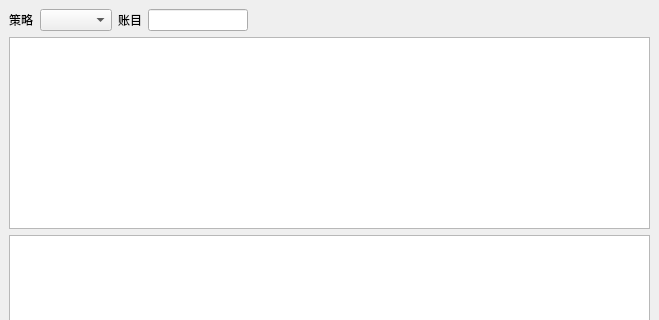
Old version of the form dev/flare/crabmonui.ui in the repository unit-xx/xfiles; both pictures show x 0 to 659 and y 0 to 320 of the 659 by 600 pixel window.
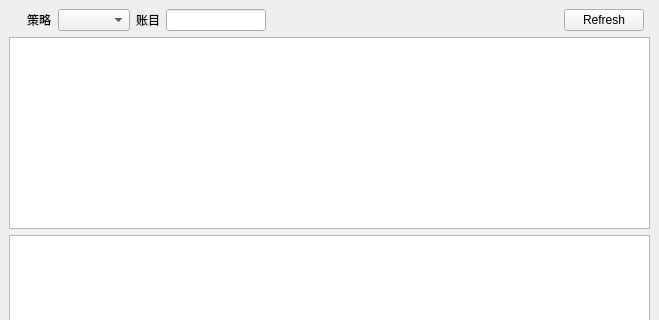
New version of the form.

Diff of the .ui file:
```diff
--- a/dev/flare/crabmonui.ui
+++ b/dev/flare/crabmonui.ui
@@ -15,17 +15,24 @@
   </property>
   <widget class="QWidget" name="centralwidget">
    <layout class="QGridLayout" name="gridLayout">
-    <item row="0" column="0">
+    <item row="0" column="3">
      <widget class="QLabel" name="label">
       <property name="text">
        <string>策略</string>
       </property>
      </widget>
     </item>
-    <item row="0" column="1">
-     <widget class="QComboBox" name="stratcmbo"/>
-    </item>
     <item row="0" column="4">
+     <widget class="QComboBox" name="stratcmbo"/>
+    </item>
+    <item row="0" column="9">
+     <widget class="QPushButton" name="refreshbtn">
+      <property name="text">
+       <string>Refresh</string>
+      </property>
+     </widget>
+    </item>
+    <item row="0" column="7">
      <spacer name="horizontalSpacer">
       <property name="orientation">
        <enum>Qt::Horizontal</enum>
@@ -38,7 +45,7 @@
       </property>
      </spacer>
     </item>
-    <item row="1" column="0" colspan="5">
+    <item row="1" column="0" colspan="11">
      <widget class="QTableView" name="positiontbl">
       <property name="sizePolicy">
        <sizepolicy hsizetype="Expanding" vsizetype="Fixed">
@@ -48,17 +55,17 @@
       </property>
      </widget>
     </item>
-    <item row="2" column="0" colspan="5">
+    <item row="2" column="0" colspan="11">
      <widget class="QTableView" name="ordertbl"/>
     </item>
-    <item row="0" column="2">
+    <item row="0" column="5">
      <widget class="QLabel" name="label_2">
       <property name="text">
        <string>账目</string>
       </property>
      </widget>
     </item>
-    <item row="0" column="3">
+    <item row="0" column="6">
      <widget class="QLineEdit" name="tbnameline">
       <property name="minimumSize">
        <size>
```
